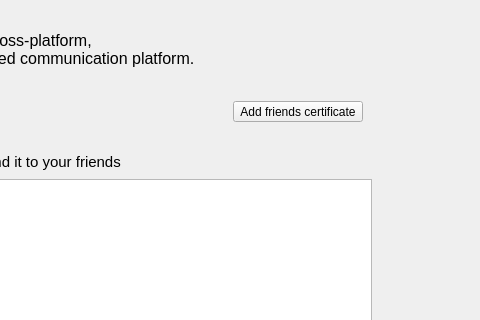
RetroShare/RetroShare, file retroshare-gui/src/gui/HomePage.ui: the form before one commit; both pictures show x 790 to 1270 and y 0 to 320 of the 1558 by 703 pixel window.
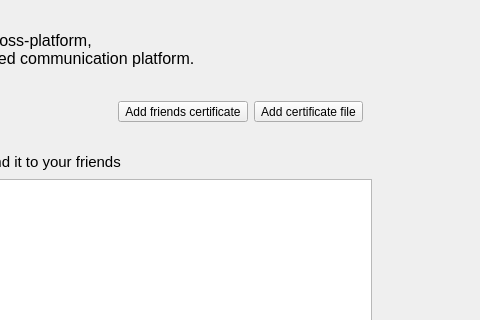
The form after the commit. Icons and pictures are not drawn.

Commit message: homepage - add friend from cert file button

Diff of the .ui file:
```diff
--- a/retroshare-gui/src/gui/HomePage.ui
+++ b/retroshare-gui/src/gui/HomePage.ui
@@ -58,6 +58,29 @@
         </property>
        </widget>
       </item>
+      <item>
+       <widget class="QToolButton" name="LoadCertFileButton">
+        <property name="text">
+         <string>Add certificate file</string>
+        </property>
+        <property name="icon">
+         <iconset resource="icons.qrc">
+          <normaloff>:/icons/svg/folders1.svg</normaloff>:/icons/svg/folders1.svg</iconset>
+        </property>
+        <property name="iconSize">
+         <size>
+          <width>24</width>
+          <height>24</height>
+         </size>
+        </property>
+        <property name="toolButtonStyle">
+         <enum>Qt::ToolButtonTextBesideIcon</enum>
+        </property>
+        <property name="autoRaise">
+         <bool>false</bool>
+        </property>
+       </widget>
+      </item>
      </layout>
     </widget>
    </item>
```
The commit also changes 3 other files.
